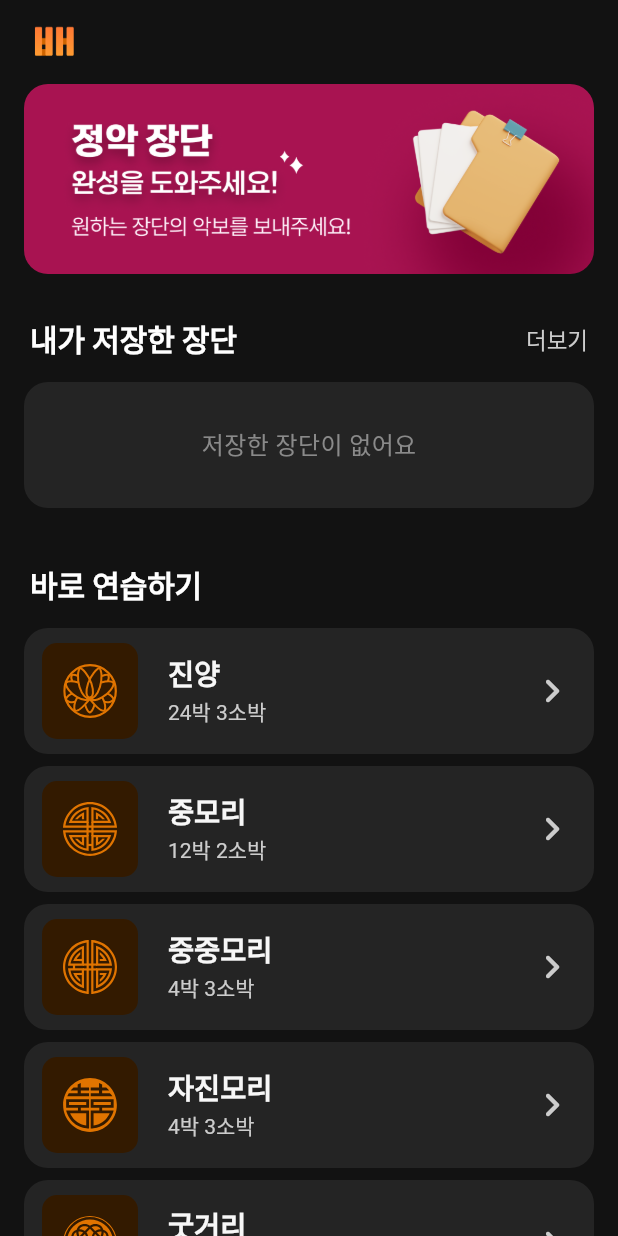
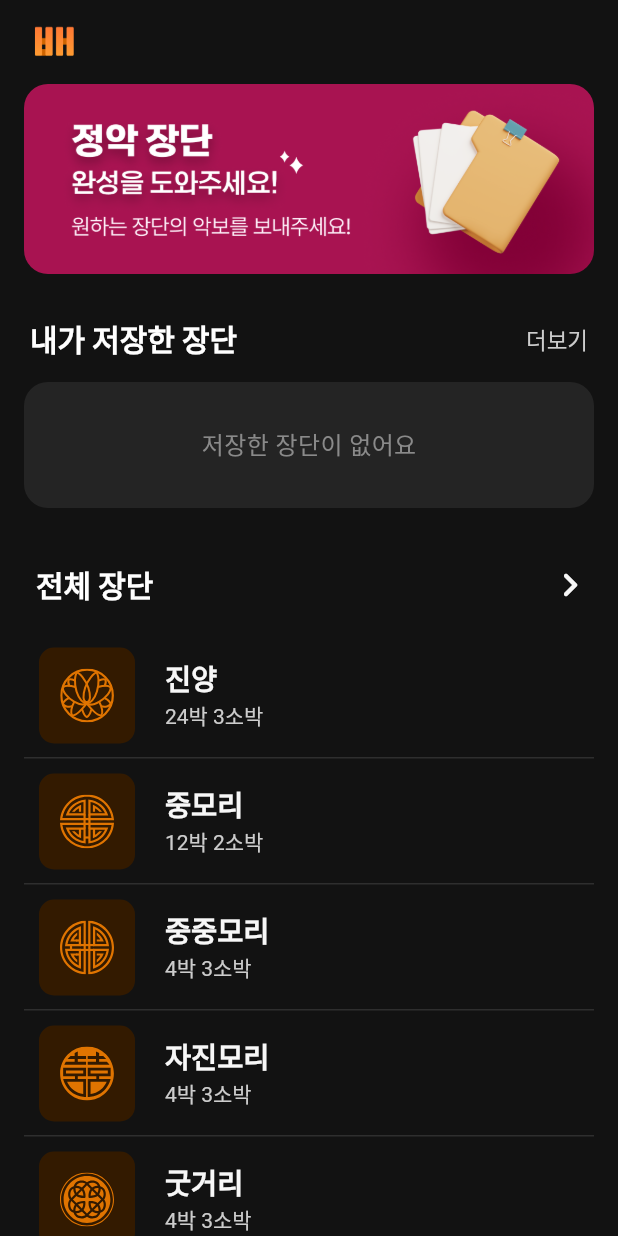
Before and after one commit to Team-Hanbae/Hanbae-Flutter, a Flutter app: the screen it shows after launch, on a phone screen of 412 x 824 dp. Run offline on Flutter 3.47's test engine with Material 3 defaults, Android fonts, the phone set to English and light mode, and no system bars; drawn by our look-alikes of carousel_slider; our stand-ins replace equatable, flutter_bloc, flutter_dotenv, flutter_svg, hive, hive_flutter and 2 more; missing offline and left inert: hero_animation, mixpanel_flutter; accounts and stored records are empty; Roboto replaces fonts that are missing (Pretendard); statements that could not run were skipped.

Commit message:
[feat] #166 장단리스트 UI변경

```diff
--- a/lib/presentation/home/home_screen.dart
+++ b/lib/presentation/home/home_screen.dart
@@ -50,6 +50,7 @@ class HomeScreen extends StatelessWidget {
           ),
         ),
       ),
+      backgroundColor: AppColors.backgroundDefault,
       body: SingleChildScrollView(
         child: Column(
           children: [
@@ -299,35 +300,52 @@ class HomeScreen extends StatelessWidget {
             //내가 저장한 장단 끝
             const SizedBox(height: 32),
 
+            // 장단 카테고리
+            Column(
+              children: [
                 Padding(
                   padding: const EdgeInsets.symmetric(horizontal: 16),
-              child: Column(
+                  child: InkWell(
+                    onTap: () {},
+                    child: Row(
+                      mainAxisAlignment: MainAxisAlignment.spaceBetween,
                       children: [
                         Padding(
-                    padding: const EdgeInsets.symmetric(horizontal: 4),
-                    child: SizedBox(
-                      height: 40,
-                      child: Row(
-                        children: [
-                          Text(
-                            "바로 연습하기",
+                          padding: const EdgeInsets.symmetric(
+                            vertical: 6,
+                            horizontal: 8,
+                          ),
+                          child: Text(
+                            "전체 장단",
                             style: AppTextStyles.title2B.copyWith(
                               color: AppColors.labelPrimary,
                             ),
+                          ),
+                        ),
+
+                        Icon(
+                          Icons.chevron_right_rounded,
+                          size: 32,
+                          color: AppColors.labelDefault,
                         ),
                       ],
                     ),
                   ),
                 ),
 
-                  const SizedBox(height: 8),
+                SizedBox(height: 12),
+              ],
+            ),
 
-                  ListView.separated(
+            // 장단 리스트
+            Padding(
+              padding: const EdgeInsets.symmetric(horizontal: 16),
+              child: ListView.separated(
                 shrinkWrap: true,
                 physics: NeverScrollableScrollPhysics(),
                 scrollDirection: Axis.vertical,
                 itemCount: JangdanType.values.length,
-                    separatorBuilder: (context, index) => SizedBox(height: 8),
+                separatorBuilder: (context, index) => SizedBox(height: 0),
                 itemBuilder: (context, index) {
                   final jangdan = JangdanType.values[index];
                   final selectedJangdan = basicJangdanData[jangdan.label]!;
@@ -346,20 +364,19 @@ class HomeScreen extends StatelessWidget {
                         ),
                       );
                     },
-                        child: Container(
+                    child: Stack(
+                      alignment: Alignment.bottomCenter,
+                      children: [
+                        Container(
                           width: double.infinity,
                           padding: const EdgeInsets.symmetric(
-                            horizontal: 12,
+                            horizontal: 10,
                             vertical: 10,
                           ),
                           decoration: BoxDecoration(
-                            color: AppColors.backgroundMute,
                             borderRadius: BorderRadius.all(Radius.circular(16)),
                           ),
                           child: Row(
-                            mainAxisAlignment: MainAxisAlignment.spaceBetween,
-                            children: [
-                              Row(
                             children: [
                               Container(
                                 decoration: BoxDecoration(
@@ -390,8 +407,7 @@ class HomeScreen extends StatelessWidget {
                               const SizedBox(width: 20),
 
                               Column(
-                                    crossAxisAlignment:
-                                        CrossAxisAlignment.start,
+                                crossAxisAlignment: CrossAxisAlignment.start,
                                 children: [
                                   Text(
                                     jangdan.label,
@@ -404,8 +420,7 @@ class HomeScreen extends StatelessWidget {
 
                                   Text(
                                     jangdan.bakInformation,
-                                        style: AppTextStyles.subheadlineR
-                                            .copyWith(
+                                    style: AppTextStyles.subheadlineR.copyWith(
                                       color: AppColors.labelSecondary,
                                     ),
                                   ),
@@ -413,18 +428,16 @@ class HomeScreen extends StatelessWidget {
                               ),
                             ],
                           ),
-                              Icon(
-                                Icons.chevron_right_rounded,
-                                size: 32,
-                                color: AppColors.labelSecondary,
+                        ),
+                        Container(
+                          height: 1,
+                          width: double.infinity,
+                          color: AppColors.neutral11,
                         ),
                       ],
                     ),
-                        ),
                   );
                 },
-                  ),
-                ],
               ),
             ),
 
```
Lines whose indentation alone changed are shown as unchanged.
